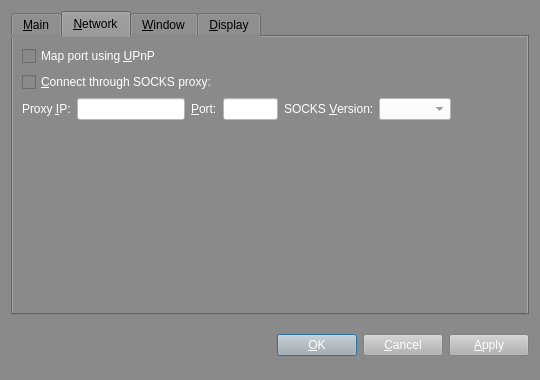
Qt form src/qt/forms/optionsdialog.ui (Sterlingcoin/Sterlingcoin-1.5.1.1-Lite-Edition-Linux-Source) before a commit.
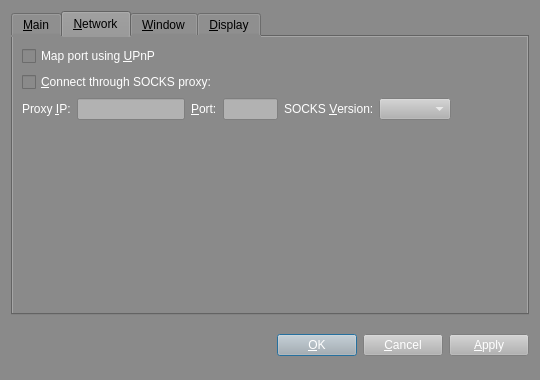
The same form after that commit. The open tabs and pages were chosen to show the change. Custom widgets are drawn as their Qt base class.

The edit to the form file:
```diff
--- a/src/qt/forms/optionsdialog.ui
+++ b/src/qt/forms/optionsdialog.ui
@@ -4780,9 +4780,27 @@
            <property name="palette">
             <palette>
              <active>
+              <colorrole role="WindowText">
+               <brush brushstyle="SolidPattern">
+                <color alpha="255">
+                 <red>255</red>
+                 <green>255</green>
+                 <blue>255</blue>
+                </color>
+               </brush>
+              </colorrole>
               <colorrole role="Button">
                <brush brushstyle="SolidPattern">
                 <color alpha="255">
+                 <red>178</red>
+                 <green>178</green>
+                 <blue>178</blue>
+                </color>
+               </brush>
+              </colorrole>
+              <colorrole role="Text">
+               <brush brushstyle="SolidPattern">
+                <color alpha="255">
                  <red>255</red>
                  <green>255</green>
                  <blue>255</blue>
@@ -4792,35 +4810,53 @@
               <colorrole role="ButtonText">
                <brush brushstyle="SolidPattern">
                 <color alpha="255">
-                 <red>90</red>
-                 <green>104</green>
-                 <blue>118</blue>
+                 <red>255</red>
+                 <green>255</green>
+                 <blue>255</blue>
                 </color>
                </brush>
               </colorrole>
               <colorrole role="Base">
                <brush brushstyle="SolidPattern">
                 <color alpha="255">
-                 <red>255</red>
-                 <green>255</green>
-                 <blue>255</blue>
+                 <red>178</red>
+                 <green>178</green>
+                 <blue>178</blue>
                 </color>
                </brush>
               </colorrole>
               <colorrole role="Window">
                <brush brushstyle="SolidPattern">
                 <color alpha="255">
-                 <red>255</red>
-                 <green>255</green>
-                 <blue>255</blue>
+                 <red>178</red>
+                 <green>178</green>
+                 <blue>178</blue>
                 </color>
                </brush>
               </colorrole>
              </active>
              <inactive>
+              <colorrole role="WindowText">
+               <brush brushstyle="SolidPattern">
+                <color alpha="255">
+                 <red>255</red>
+                 <green>255</green>
+                 <blue>255</blue>
+                </color>
+               </brush>
+              </colorrole>
               <colorrole role="Button">
                <brush brushstyle="SolidPattern">
                 <color alpha="255">
+                 <red>178</red>
+                 <green>178</green>
+                 <blue>178</blue>
+                </color>
+               </brush>
+              </colorrole>
+              <colorrole role="Text">
+               <brush brushstyle="SolidPattern">
+                <color alpha="255">
                  <red>255</red>
                  <green>255</green>
                  <blue>255</blue>
@@ -4830,35 +4866,53 @@
               <colorrole role="ButtonText">
                <brush brushstyle="SolidPattern">
                 <color alpha="255">
-                 <red>90</red>
-                 <green>104</green>
-                 <blue>118</blue>
+                 <red>255</red>
+                 <green>255</green>
+                 <blue>255</blue>
                 </color>
                </brush>
               </colorrole>
               <colorrole role="Base">
                <brush brushstyle="SolidPattern">
                 <color alpha="255">
-                 <red>255</red>
-                 <green>255</green>
-                 <blue>255</blue>
+                 <red>178</red>
+                 <green>178</green>
+                 <blue>178</blue>
                 </color>
                </brush>
               </colorrole>
               <colorrole role="Window">
                <brush brushstyle="SolidPattern">
                 <color alpha="255">
-                 <red>255</red>
-                 <green>255</green>
-                 <blue>255</blue>
+                 <red>178</red>
+                 <green>178</green>
+                 <blue>178</blue>
                 </color>
                </brush>
               </colorrole>
              </inactive>
              <disabled>
+              <colorrole role="WindowText">
+               <brush brushstyle="SolidPattern">
+                <color alpha="255">
+                 <red>255</red>
+                 <green>255</green>
+                 <blue>255</blue>
+                </color>
+               </brush>
+              </colorrole>
               <colorrole role="Button">
                <brush brushstyle="SolidPattern">
                 <color alpha="255">
+                 <red>178</red>
+                 <green>178</green>
+                 <blue>178</blue>
+                </color>
+               </brush>
+              </colorrole>
+              <colorrole role="Text">
+               <brush brushstyle="SolidPattern">
+                <color alpha="255">
                  <red>255</red>
                  <green>255</green>
                  <blue>255</blue>
@@ -4868,27 +4922,27 @@
               <colorrole role="ButtonText">
                <brush brushstyle="SolidPattern">
                 <color alpha="255">
-                 <red>69</red>
-                 <green>69</green>
-                 <blue>69</blue>
+                 <red>255</red>
+                 <green>255</green>
+                 <blue>255</blue>
                 </color>
                </brush>
               </colorrole>
               <colorrole role="Base">
                <brush brushstyle="SolidPattern">
                 <color alpha="255">
-                 <red>255</red>
-                 <green>255</green>
-                 <blue>255</blue>
+                 <red>178</red>
+                 <green>178</green>
+                 <blue>178</blue>
                 </color>
                </brush>
               </colorrole>
               <colorrole role="Window">
                <brush brushstyle="SolidPattern">
                 <color alpha="255">
-                 <red>255</red>
-                 <green>255</green>
-                 <blue>255</blue>
+                 <red>178</red>
+                 <green>178</green>
+                 <blue>178</blue>
                 </color>
                </brush>
               </colorrole>
@@ -4902,7 +4956,9 @@
             <bool>false</bool>
            </property>
            <property name="styleSheet">
-            <string notr="true">background-color: rgb(255, 255, 255);</string>
+            <string notr="true">background-color: rgb(178,178,178);
+color: rgb(255,255,255);
+</string>
            </property>
           </widget>
          </item>
@@ -5078,9 +5134,27 @@
            <property name="palette">
             <palette>
              <active>
+              <colorrole role="WindowText">
+               <brush brushstyle="SolidPattern">
+                <color alpha="255">
+                 <red>255</red>
+                 <green>255</green>
+                 <blue>255</blue>
+                </color>
+               </brush>
+              </colorrole>
               <colorrole role="Button">
                <brush brushstyle="SolidPattern">
                 <color alpha="255">
+                 <red>178</red>
+                 <green>178</green>
+                 <blue>178</blue>
+                </color>
+               </brush>
+              </colorrole>
+              <colorrole role="Text">
+               <brush brushstyle="SolidPattern">
+                <color alpha="255">
                  <red>255</red>
                  <green>255</green>
                  <blue>255</blue>
@@ -5090,35 +5164,53 @@
               <colorrole role="ButtonText">
                <brush brushstyle="SolidPattern">
                 <color alpha="255">
-                 <red>90</red>
-                 <green>104</green>
-                 <blue>118</blue>
+                 <red>255</red>
+                 <green>255</green>
+                 <blue>255</blue>
                 </color>
                </brush>
               </colorrole>
               <colorrole role="Base">
                <brush brushstyle="SolidPattern">
                 <color alpha="255">
-                 <red>255</red>
-                 <green>255</green>
-                 <blue>255</blue>
+                 <red>178</red>
+                 <green>178</green>
+                 <blue>178</blue>
                 </color>
                </brush>
               </colorrole>
               <colorrole role="Window">
                <brush brushstyle="SolidPattern">
                 <color alpha="255">
-                 <red>255</red>
-                 <green>255</green>
-                 <blue>255</blue>
+                 <red>178</red>
+                 <green>178</green>
+                 <blue>178</blue>
                 </color>
                </brush>
               </colorrole>
              </active>
              <inactive>
+              <colorrole role="WindowText">
+               <brush brushstyle="SolidPattern">
+                <color alpha="255">
+                 <red>255</red>
+                 <green>255</green>
+                 <blue>255</blue>
+                </color>
+               </brush>
+              </colorrole>
               <colorrole role="Button">
                <brush brushstyle="SolidPattern">
                 <color alpha="255">
+                 <red>178</red>
+                 <green>178</green>
+                 <blue>178</blue>
+                </color>
+               </brush>
+              </colorrole>
+              <colorrole role="Text">
+               <brush brushstyle="SolidPattern">
+                <color alpha="255">
                  <red>255</red>
                  <green>255</green>
                  <blue>255</blue>
@@ -5128,35 +5220,53 @@
               <colorrole role="ButtonText">
                <brush brushstyle="SolidPattern">
                 <color alpha="255">
-                 <red>90</red>
-                 <green>104</green>
-                 <blue>118</blue>
+                 <red>255</red>
+                 <green>255</green>
+                 <blue>255</blue>
                 </color>
                </brush>
               </colorrole>
               <colorrole role="Base">
                <brush brushstyle="SolidPattern">
                 <color alpha="255">
-                 <red>255</red>
-                 <green>255</green>
-                 <blue>255</blue>
+                 <red>178</red>
+                 <green>178</green>
+                 <blue>178</blue>
                 </color>
                </brush>
               </colorrole>
               <colorrole role="Window">
                <brush brushstyle="SolidPattern">
                 <color alpha="255">
-                 <red>255</red>
-                 <green>255</green>
-                 <blue>255</blue>
+                 <red>178</red>
+                 <green>178</green>
+                 <blue>178</blue>
                 </color>
                </brush>
               </colorrole>
              </inactive>
              <disabled>
+              <colorrole role="WindowText">
+               <brush brushstyle="SolidPattern">
+                <color alpha="255">
+                 <red>255</red>
+                 <green>255</green>
+                 <blue>255</blue>
+                </color>
+               </brush>
+              </colorrole>
               <colorrole role="Button">
                <brush brushstyle="SolidPattern">
                 <color alpha="255">
+                 <red>178</red>
+                 <green>178</green>
+                 <blue>178</blue>
+                </color>
+               </brush>
+              </colorrole>
+              <colorrole role="Text">
+               <brush brushstyle="SolidPattern">
+                <color alpha="255">
                  <red>255</red>
                  <green>255</green>
                  <blue>255</blue>
@@ -5166,27 +5276,27 @@
               <colorrole role="ButtonText">
                <brush brushstyle="SolidPattern">
                 <color alpha="255">
-                 <red>69</red>
-                 <green>69</green>
-                 <blue>69</blue>
+                 <red>255</red>
+                 <green>255</green>
+                 <blue>255</blue>
                 </color>
                </brush>
               </colorrole>
               <colorrole role="Base">
                <brush brushstyle="SolidPattern">
                 <color alpha="255">
-                 <red>255</red>
-                 <green>255</green>
-                 <blue>255</blue>
+                 <red>178</red>
+                 <green>178</green>
+                 <blue>178</blue>
                 </color>
                </brush>
               </colorrole>
               <colorrole role="Window">
                <brush brushstyle="SolidPattern">
                 <color alpha="255">
-                 <red>255</red>
-                 <green>255</green>
-                 <blue>255</blue>
+                 <red>178</red>
+                 <green>178</green>
+                 <blue>178</blue>
                 </color>
                </brush>
               </colorrole>
@@ -5200,7 +5310,9 @@
             <bool>false</bool>
            </property>
            <property name="styleSheet">
-            <string notr="true">background-color: rgb(255, 255, 255);</string>
+            <string notr="true">background-color: rgb(178,178,178);
+color: rgb(255,255,255);
+</string>
            </property>
           </widget>
          </item>
@@ -5370,9 +5482,27 @@
            <property name="palette">
             <palette>
              <active>
+              <colorrole role="WindowText">
+               <brush brushstyle="SolidPattern">
+                <color alpha="255">
+                 <red>255</red>
+                 <green>255</green>
+                 <blue>255</blue>
+                </color>
+               </brush>
+              </colorrole>
               <colorrole role="Button">
                <brush brushstyle="SolidPattern">
                 <color alpha="255">
+                 <red>178</red>
+                 <green>178</green>
+                 <blue>178</blue>
+                </color>
+               </brush>
+              </colorrole>
+              <colorrole role="Text">
+               <brush brushstyle="SolidPattern">
+                <color alpha="255">
                  <red>255</red>
                  <green>255</green>
                  <blue>255</blue>
@@ -5382,35 +5512,53 @@
               <colorrole role="ButtonText">
                <brush brushstyle="SolidPattern">
                 <color alpha="255">
-                 <red>90</red>
-                 <green>104</green>
-                 <blue>118</blue>
+                 <red>255</red>
+                 <green>255</green>
+                 <blue>255</blue>
                 </color>
                </brush>
               </colorrole>
               <colorrole role="Base">
                <brush brushstyle="SolidPattern">
                 <color alpha="255">
-                 <red>255</red>
-                 <green>255</green>
-                 <blue>255</blue>
+                 <red>178</red>
+                 <green>178</green>
+                 <blue>178</blue>
                 </color>
                </brush>
               </colorrole>
               <colorrole role="Window">
                <brush brushstyle="SolidPattern">
                 <color alpha="255">
-                 <red>255</red>
-                 <green>255</green>
-                 <blue>255</blue>
+                 <red>178</red>
+                 <green>178</green>
+                 <blue>178</blue>
                 </color>
                </brush>
               </colorrole>
              </active>
              <inactive>
+              <colorrole role="WindowText">
+               <brush brushstyle="SolidPattern">
+                <color alpha="255">
+                 <red>255</red>
+                 <green>255</green>
+                 <blue>255</blue>
+                </color>
+               </brush>
+              </colorrole>
               <colorrole role="Button">
                <brush brushstyle="SolidPattern">
                 <color alpha="255">
+                 <red>178</red>
+                 <green>178</green>
+                 <blue>178</blue>
+                </color>
+               </brush>
+              </colorrole>
+              <colorrole role="Text">
+               <brush brushstyle="SolidPattern">
+                <color alpha="255">
                  <red>255</red>
                  <green>255</green>
                  <blue>255</blue>
@@ -5420,35 +5568,53 @@
               <colorrole role="ButtonText">
                <brush brushstyle="SolidPattern">
                 <color alpha="255">
-                 <red>90</red>
-                 <green>104</green>
-                 <blue>118</blue>
+                 <red>255</red>
+                 <green>255</green>
+                 <blue>255</blue>
                 </color>
                </brush>
               </colorrole>
               <colorrole role="Base">
                <brush brushstyle="SolidPattern">
                 <color alpha="255">
-                 <red>255</red>
-                 <green>255</green>
-                 <blue>255</blue>
+                 <red>178</red>
+                 <green>178</green>
+                 <blue>178</blue>
                 </color>
                </brush>
               </colorrole>
               <colorrole role="Window">
                <brush brushstyle="SolidPattern">
                 <color alpha="255">
-                 <red>255</red>
-                 <green>255</green>
-                 <blue>255</blue>
+                 <red>178</red>
+                 <green>178</green>
+                 <blue>178</blue>
                 </color>
                </brush>
               </colorrole>
              </inactive>
              <disabled>
+              <colorrole role="WindowText">
+               <brush brushstyle="SolidPattern">
+                <color alpha="255">
+                 <red>255</red>
+                 <green>255</green>
+                 <blue>255</blue>
+                </color>
+               </brush>
+              </colorrole>
               <colorrole role="Button">
                <brush brushstyle="SolidPattern">
                 <color alpha="255">
+                 <red>178</red>
+                 <green>178</green>
+                 <blue>178</blue>
+                </color>
+               </brush>
+              </colorrole>
+              <colorrole role="Text">
+               <brush brushstyle="SolidPattern">
+                <color alpha="255">
                  <red>255</red>
                  <green>255</green>
                  <blue>255</blue>
@@ -5458,27 +5624,27 @@
               <colorrole role="ButtonText">
                <brush brushstyle="SolidPattern">
                 <color alpha="255">
-                 <red>69</red>
-                 <green>69</green>
-                 <blue>69</blue>
+                 <red>255</red>
+                 <green>255</green>
+                 <blue>255</blue>
                 </color>
                </brush>
               </colorrole>
               <colorrole role="Base">
                <brush brushstyle="SolidPattern">
                 <color alpha="255">
-                 <red>255</red>
-                 <green>255</green>
-                 <blue>255</blue>
+                 <red>178</red>
+                 <green>178</green>
+                 <blue>178</blue>
                 </color>
                </brush>
               </colorrole>
               <colorrole role="Window">
                <brush brushstyle="SolidPattern">
                 <color alpha="255">
-                 <red>255</red>
-                 <green>255</green>
-                 <blue>255</blue>
+                 <red>178</red>
+                 <green>178</green>
+                 <blue>178</blue>
                 </color>
                </brush>
               </colorrole>
@@ -5492,7 +5658,10 @@
             <bool>false</bool>
            </property>
            <property name="styleSheet">
-            <string notr="true">background-color: rgb(255, 255, 255);</string>
+            <string notr="true">background-color: rgb(178,178,178);
+color: rgb(255,255,255);
+
+</string>
            </property>
           </widget>
          </item>
```
Left out of the diff: 837 changed lines with no effect on the pictures.
